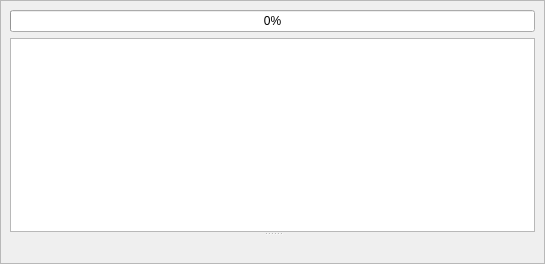
Before: the Qt Designer form apps/ide/nes/designers/graphicsbankeditorform.ui in christopherpow/nesicide, drawn with Qt 5.
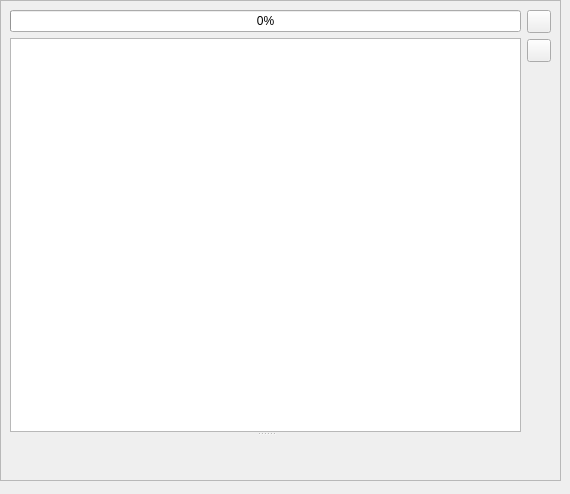
After: the same form once the commit is applied.

```diff
--- a/apps/ide/nes/designers/graphicsbankeditorform.ui
+++ b/apps/ide/nes/designers/graphicsbankeditorform.ui
@@ -6,8 +6,8 @@
    <rect>
     <x>0</x>
     <y>0</y>
-    <width>545</width>
-    <height>264</height>
+    <width>570</width>
+    <height>494</height>
    </rect>
   </property>
   <property name="mouseTracking">
@@ -16,35 +16,61 @@
   <property name="windowTitle">
    <string>Form</string>
   </property>
-  <layout class="QGridLayout" name="gridLayout">
-   <property name="leftMargin">
-    <number>0</number>
+  <widget class="QFrame" name="window">
+   <property name="geometry">
+    <rect>
+     <x>0</x>
+     <y>0</y>
+     <width>561</width>
+     <height>481</height>
+    </rect>
    </property>
-   <property name="topMargin">
-    <number>0</number>
+   <property name="frameShape">
+    <enum>QFrame::StyledPanel</enum>
    </property>
-   <property name="rightMargin">
-    <number>0</number>
+   <property name="frameShadow">
+    <enum>QFrame::Raised</enum>
    </property>
-   <property name="bottomMargin">
-    <number>0</number>
-   </property>
-   <item row="0" column="0">
-    <widget class="QFrame" name="window">
-     <property name="frameShape">
-      <enum>QFrame::StyledPanel</enum>
-     </property>
-     <property name="frameShadow">
-      <enum>QFrame::Raised</enum>
-     </property>
-     <layout class="QGridLayout" name="gridLayout_2">
-      <item row="0" column="0">
+   <layout class="QGridLayout" name="gridLayout_2" rowstretch="0">
+    <item row="0" column="0">
+     <layout class="QGridLayout" name="gridLayout">
+      <item row="0" column="1">
+       <widget class="QToolButton" name="toolButton">
+        <property name="text">
+         <string/>
+        </property>
+       </widget>
+      </item>
+      <item row="3" column="1">
+       <spacer name="verticalSpacer">
+        <property name="orientation">
+         <enum>Qt::Vertical</enum>
+        </property>
+        <property name="sizeHint" stdset="0">
+         <size>
+          <width>20</width>
+          <height>40</height>
+         </size>
+        </property>
+       </spacer>
+      </item>
+      <item row="1" column="1">
+       <widget class="QToolButton" name="toolButton_2">
+        <property name="text">
+         <string/>
+        </property>
+       </widget>
+      </item>
+      <item row="0" column="0" rowspan="4">
        <widget class="QSplitter" name="splitter">
         <property name="orientation">
          <enum>Qt::Vertical</enum>
         </property>
         <widget class="QWidget" name="layoutWidget">
          <layout class="QVBoxLayout" name="verticalLayout">
+          <property name="spacing">
+           <number>6</number>
+          </property>
           <property name="rightMargin">
            <number>0</number>
           </property>
@@ -63,6 +89,12 @@
           </item>
           <item>
            <widget class="QTableView" name="tableView">
+            <property name="sizePolicy">
+             <sizepolicy hsizetype="Preferred" vsizetype="MinimumExpanding">
+              <horstretch>0</horstretch>
+              <verstretch>0</verstretch>
+             </sizepolicy>
+            </property>
             <property name="alternatingRowColors">
              <bool>false</bool>
             </property>
@@ -124,9 +156,9 @@
        </widget>
       </item>
      </layout>
-    </widget>
-   </item>
-  </layout>
+    </item>
+   </layout>
+  </widget>
  </widget>
  <resources/>
  <connections/>
```
Left out of the diff: 6 changed lines with no effect on the pictures.
